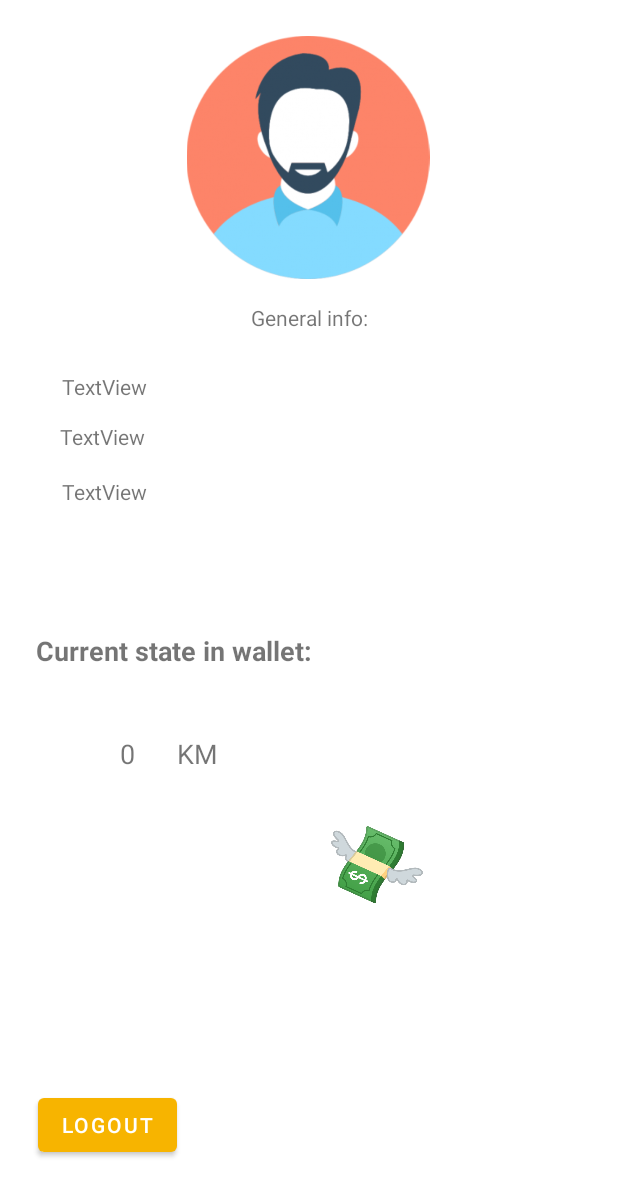
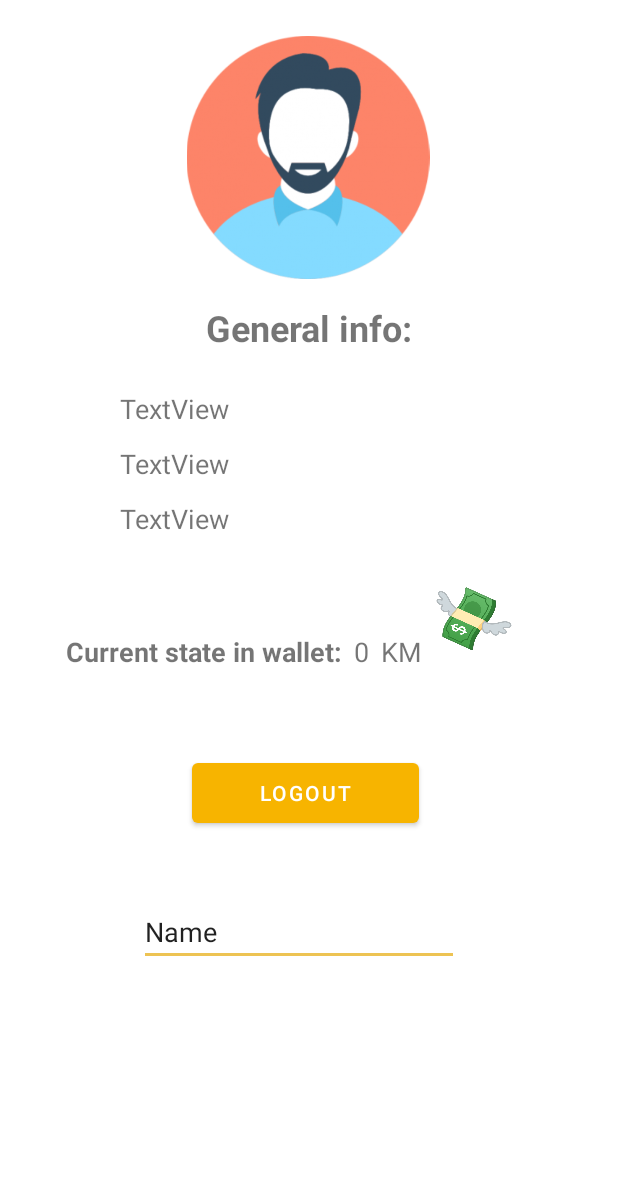
Before and after one commit to alicalmir/e-Wallet, an Android app: the layout fragment_user.xml on its own in the app's theme, with its tools: preview values and no code run, on a phone screen of 412 x 824 dp. Shown: the top 1196 px of the screen. Run offline under Robolectric (Android 15) with nearby library versions, the phone set to English and light mode, and no system bars.

Commit message:
edit text dont workgit add .

```diff
--- a/app/build.gradle
+++ b/app/build.gradle
@@ -39,9 +39,9 @@ dependencies {
     implementation 'androidx.constraintlayout:constraintlayout:2.0.4'
     implementation 'com.etebarian:meow-bottom-navigation-java:1.2.0'
     implementation 'androidx.legacy:legacy-support-v4:1.0.0'
-   // implementation "androidx.room:room-runtime:2.3.0"
-    //implementation "androidx.room:room-rxjava2:2.3.0"
-    //annotationProcessor "androidx.room:room-compiler:2.3.0"
+    implementation "androidx.room:room-runtime:2.3.0"
+    implementation "androidx.room:room-rxjava2:2.3.0"
+    annotationProcessor "androidx.room:room-compiler:2.3.0"
     testImplementation 'junit:junit:4.+'
     androidTestImplementation 'androidx.test.ext:junit:1.1.2'
     androidTestImplementation 'androidx.test.espresso:espresso-core:3.3.0'
--- a/app/src/main/AndroidManifest.xml
+++ b/app/src/main/AndroidManifest.xml
@@ -18,10 +18,8 @@
             </intent-filter>
         </activity>
         <activity android:name=".RegisterActivity" android:parentActivityName=".LoginActivity">
-
         </activity>
         <activity android:name=".HomeActivity">
-
         </activity>
     </application>
 
--- a/app/src/main/java/com/example/ewallet/UsersDao.java
+++ b/app/src/main/java/com/example/ewallet/UsersDao.java
@@ -25,5 +25,4 @@ public interface UsersDao {
     @Query("SELECT * FROM users WHERE email =:email")
     public Users getEmail(String email);
 
-
 }
--- a/app/src/main/java/com/example/ewallet/UsersDatabase.java
+++ b/app/src/main/java/com/example/ewallet/UsersDatabase.java
@@ -6,7 +6,7 @@ import androidx.room.Database;
 import androidx.room.Room;
 import androidx.room.RoomDatabase;
 
-@Database(entities = {Users.class, Changes.class}, version = 1, exportSchema = false)
+@Database(entities = {Users.class, Changes.class}, version = 4, exportSchema = false)
 public abstract class UsersDatabase extends RoomDatabase {
     public abstract UsersDao usersDao();
     public abstract ChangesDao changesDao();
@@ -14,7 +14,7 @@ public abstract class UsersDatabase extends RoomDatabase {
 
     public static UsersDatabase getInstance(Context context){
         if(INSTANCE == null){
-            INSTANCE = Room.databaseBuilder(context, UsersDatabase.class, "UsersDatabase").allowMainThreadQueries().build();
+            INSTANCE = Room.databaseBuilder(context, UsersDatabase.class, "UsersDatabase").allowMainThreadQueries().fallbackToDestructiveMigration().build();
         }
         return INSTANCE;
     }
--- a/app/src/main/res/layout/fragment_user.xml
+++ b/app/src/main/res/layout/fragment_user.xml
@@ -12,63 +12,62 @@
 
         <ImageView
             android:id="@+id/imageView2"
-            android:layout_width="65dp"
-            android:layout_height="94dp"
-            android:layout_marginEnd="128dp"
-            android:layout_marginRight="128dp"
-            android:layout_marginBottom="200dp"
+            android:layout_width="53dp"
+            android:layout_height="62dp"
+            android:layout_marginStart="8dp"
+            android:layout_marginLeft="8dp"
+            android:layout_marginTop="24dp"
             android:src="@drawable/money4"
-            app:layout_constraintBottom_toBottomOf="parent"
-            app:layout_constraintEnd_toEndOf="parent" />
+            app:layout_constraintStart_toEndOf="@+id/KM"
+            app:layout_constraintTop_toBottomOf="@+id/user_date" />
 
         <TextView
             android:id="@+id/KM"
             android:layout_width="wrap_content"
             android:layout_height="wrap_content"
-            android:layout_marginStart="28dp"
-            android:layout_marginLeft="28dp"
-            android:layout_marginTop="44dp"
+            android:layout_marginStart="8dp"
+            android:layout_marginLeft="8dp"
+            android:layout_marginTop="64dp"
             android:text="KM"
             android:textSize="18sp"
             app:layout_constraintStart_toEndOf="@+id/current_money_dash"
-            app:layout_constraintTop_toBottomOf="@+id/current_message" />
+            app:layout_constraintTop_toBottomOf="@+id/user_date" />
 
         <TextView
             android:id="@+id/current_message"
             android:layout_width="wrap_content"
             android:layout_height="wrap_content"
-            android:layout_marginStart="24dp"
-            android:layout_marginLeft="24dp"
-            android:layout_marginTop="421dp"
+            android:layout_marginStart="44dp"
+            android:layout_marginLeft="44dp"
+            android:layout_marginTop="64dp"
             android:text="@string/current_state_message"
             android:textSize="18sp"
             android:textStyle="bold"
             app:layout_constraintStart_toStartOf="parent"
-            app:layout_constraintTop_toTopOf="parent" />
+            app:layout_constraintTop_toBottomOf="@+id/user_date" />
 
         <TextView
             android:id="@+id/current_money_dash"
             android:layout_width="wrap_content"
             android:layout_height="wrap_content"
-            android:layout_marginStart="80dp"
-            android:layout_marginLeft="80dp"
-            android:layout_marginTop="44dp"
+            android:layout_marginStart="8dp"
+            android:layout_marginLeft="8dp"
+            android:layout_marginTop="64dp"
             android:text="0"
             android:textSize="18sp"
+            app:layout_constraintStart_toEndOf="@+id/current_message"
+            app:layout_constraintTop_toBottomOf="@+id/user_date" />
+
+        <Button
+            android:id="@+id/logout_user_id"
+            android:layout_width="151dp"
+            android:layout_height="52dp"
+            android:layout_marginStart="128dp"
+            android:layout_marginLeft="128dp"
+            android:layout_marginTop="56dp"
+            android:text="Logout"
             app:layout_constraintStart_toStartOf="parent"
             app:layout_constraintTop_toBottomOf="@+id/current_message" />
-
-        <Button
-            android:id="@+id/button2"
-            android:layout_width="wrap_content"
-            android:layout_height="wrap_content"
-            android:layout_marginStart="25dp"
-            android:layout_marginLeft="25dp"
-            android:layout_marginBottom="50dp"
-            android:onClick="LogoutBtnClicked"
-            android:text="Logout"
-            app:layout_constraintBottom_toBottomOf="parent"
-            app:layout_constraintStart_toStartOf="parent" />
 
         <ImageView
             android:id="@+id/imageView3"
@@ -85,10 +84,11 @@
             android:id="@+id/user_fullname"
             android:layout_width="wrap_content"
             android:layout_height="wrap_content"
-            android:layout_marginStart="41dp"
-            android:layout_marginLeft="41dp"
-            android:layout_marginTop="248dp"
+            android:layout_marginStart="80dp"
+            android:layout_marginLeft="80dp"
+            android:layout_marginTop="260dp"
             android:text="TextView"
+            android:textSize="18sp"
             app:layout_constraintStart_toStartOf="parent"
             app:layout_constraintTop_toTopOf="parent" />
 
@@ -96,10 +96,11 @@
             android:id="@+id/user_email"
             android:layout_width="wrap_content"
             android:layout_height="wrap_content"
-            android:layout_marginStart="40dp"
-            android:layout_marginLeft="40dp"
-            android:layout_marginTop="14dp"
+            android:layout_marginStart="80dp"
+            android:layout_marginLeft="80dp"
+            android:layout_marginTop="12dp"
             android:text="TextView"
+            android:textSize="18sp"
             app:layout_constraintStart_toStartOf="parent"
             app:layout_constraintTop_toBottomOf="@+id/user_fullname" />
 
@@ -107,10 +108,11 @@
             android:id="@+id/user_date"
             android:layout_width="wrap_content"
             android:layout_height="wrap_content"
-            android:layout_marginStart="41dp"
-            android:layout_marginLeft="41dp"
-            android:layout_marginTop="17dp"
+            android:layout_marginStart="80dp"
+            android:layout_marginLeft="80dp"
+            android:layout_marginTop="12dp"
             android:text="TextView"
+            android:textSize="18sp"
             app:layout_constraintStart_toStartOf="parent"
             app:layout_constraintTop_toBottomOf="@+id/user_email" />
 
@@ -120,9 +122,24 @@
             android:layout_height="wrap_content"
             android:layout_marginTop="16dp"
             android:text="General info:"
+            android:textSize="24sp"
+            android:textStyle="bold"
             app:layout_constraintEnd_toEndOf="parent"
             app:layout_constraintStart_toStartOf="parent"
             app:layout_constraintTop_toBottomOf="@+id/imageView3" />
+
+        <EditText
+            android:id="@+id/editTextTextPersonName"
+            android:layout_width="wrap_content"
+            android:layout_height="wrap_content"
+            android:layout_marginTop="44dp"
+            android:layout_marginEnd="106dp"
+            android:layout_marginRight="106dp"
+            android:ems="10"
+            android:inputType="textPersonName"
+            android:text="Name"
+            app:layout_constraintEnd_toEndOf="parent"
+            app:layout_constraintTop_toBottomOf="@+id/logout_user_id" />
 
     </androidx.constraintlayout.widget.ConstraintLayout>
 
```
Also changed, not shown: app/src/main/java/com/example/ewallet/Changes.java (+14 -2 lines), app/src/main/java/com/example/ewallet/DashboardFragment.java (+36 -7 lines), app/src/main/java/com/example/ewallet/HomeActivity.java (+18 -28 lines), app/src/main/java/com/example/ewallet/LoginActivity.java (+0 -11 lines), app/src/main/java/com/example/ewallet/RegisterActivity.java (+9 -24 lines), app/src/main/java/com/example/ewallet/UserFragment.java (+21 -18 lines), app/src/main/java/com/example/ewallet/Users.java (+10 -0 lines).
